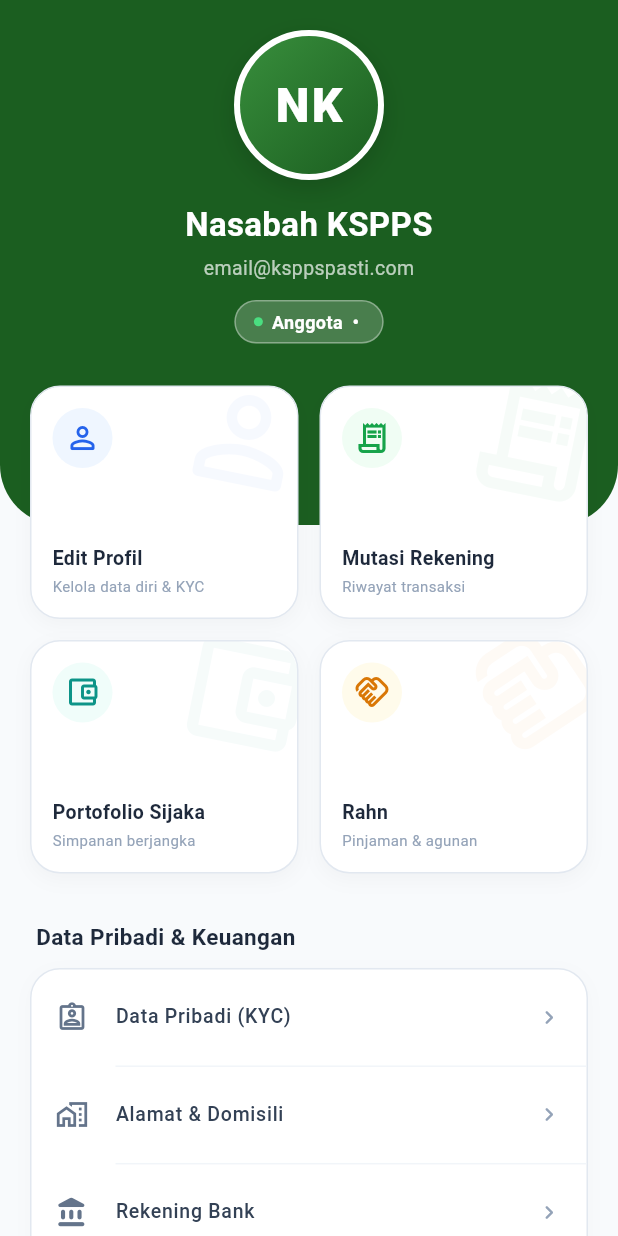
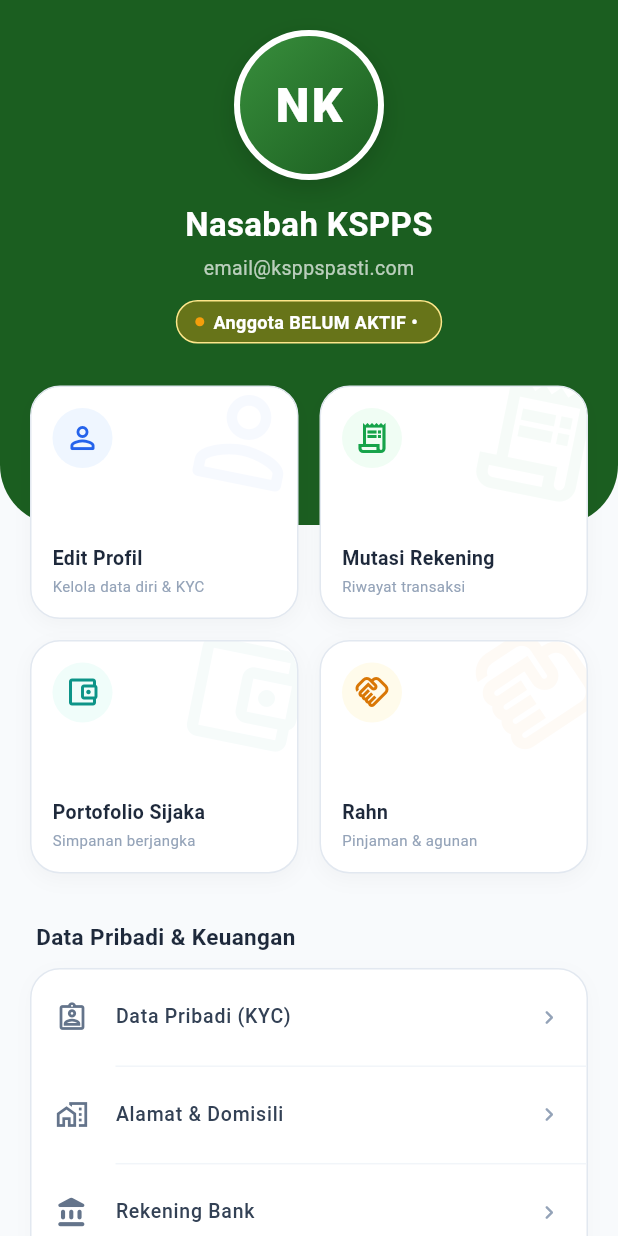
Before and after one commit to Irpanai/ksppspastimobile, a Flutter app: the ProfileScreen screen opened directly, on a phone screen of 412 x 824 dp. Run offline on Flutter 3.47's test engine with Material 3 defaults, Android fonts, the light colour scheme and no system bars; our stand-ins replace camera, flutter_map, geolocator, image_picker, latlong2, qr_flutter and 3 more; missing offline and left inert: gal, google_mlkit_text_recognition; accounts and stored records are empty; network calls fail.

Commit message:
feat: implement base network client, feature providers, screens, and common widgets

```diff
--- a/lib/core/network/api_client.dart
+++ b/lib/core/network/api_client.dart
@@ -1,3 +1,4 @@
+import 'dart:async';
 import 'dart:convert';
 import 'dart:io';
 import 'package:flutter/foundation.dart';
@@ -10,8 +11,14 @@ class ApiException implements Exception {
   final String message;
   final int? statusCode;
   final dynamic errors;
+  final bool isTimeout;
 
-  ApiException({required this.message, this.statusCode, this.errors});
+  ApiException({
+    required this.message,
+    this.statusCode,
+    this.errors,
+    this.isTimeout = false,
+  });
 
   @override
   String toString() => message;
@@ -65,7 +72,7 @@ class ApiClient {
       final headers = await _getHeaders(withAuth: withAuth);
 
       final response = await _client.get(uri, headers: headers).timeout(
-        timeout ?? const Duration(seconds: 15),
+        timeout ?? const Duration(seconds: 30),
       );
 
       return _processResponse<T>(response, fromJsonT);
@@ -93,7 +100,7 @@ class ApiClient {
 
       final response = await _client
           .post(uri, headers: headers, body: encodedBody)
-          .timeout(timeout ?? const Duration(seconds: 15));
+          .timeout(timeout ?? const Duration(seconds: 30));
 
       return _processResponse<T>(response, fromJsonT);
     } on SocketException {
@@ -228,7 +235,7 @@ class ApiClient {
 
       final response = await _client
           .put(uri, headers: headers, body: encodedBody)
-          .timeout(timeout ?? const Duration(seconds: 15));
+          .timeout(timeout ?? const Duration(seconds: 30));
 
       return _processResponse<T>(response, fromJsonT);
     } on SocketException {
@@ -255,15 +262,20 @@ class ApiClient {
 
       final response = await _client
           .delete(uri, headers: headers, body: encodedBody)
-          .timeout(timeout ?? const Duration(seconds: 15));
+          .timeout(timeout ?? const Duration(seconds: 30));
 
       return _processResponse<T>(response, fromJsonT);
+    } on TimeoutException {
+      throw ApiException(message: '', isTimeout: true);
     } on SocketException {
       throw ApiException(message: 'Tidak dapat terhubung ke server backend.');
     } on http.ClientException {
       throw ApiException(message: 'Gagal menghubungi server. Periksa koneksi jaringan Anda.');
     } catch (e) {
       if (e is ApiException) rethrow;
+      if (e is TimeoutException || e.toString().toLowerCase().contains('timeout')) {
+        throw ApiException(message: '', isTimeout: true);
+      }
       throw ApiException(message: 'Terjadi kesalahan: ' + e.toString());
     }
   }
--- a/lib/features/history/providers/history_provider.dart
+++ b/lib/features/history/providers/history_provider.dart
@@ -124,7 +124,7 @@ class HistoryProvider extends ChangeNotifier {
       _isLoading = false;
       notifyListeners();
     } on ApiException catch (e) {
-      _errorMessage = e.message;
+      if (!e.isTimeout && e.message.trim().isNotEmpty && !e.message.toLowerCase().contains('timeout')) { _errorMessage = e.message; }
       _isLoading = false;
       notifyListeners();
     } catch (e) {
--- a/lib/features/notification/providers/notification_provider.dart
+++ b/lib/features/notification/providers/notification_provider.dart
@@ -37,7 +37,8 @@ class NotificationProvider extends ChangeNotifier {
       _unreadCount = res.unreadCount;
       _errorMessage = null;
     } catch (e) {
-      _errorMessage = e.toString().replaceFirst('Exception: ', '');
+      final msg = e.toString().replaceFirst('Exception: ', '');
+      if (!msg.toLowerCase().contains('timeout')) { _errorMessage = msg; }
       if (kDebugMode) {
         print('NotificationProvider fetch error: $e');
       }
--- a/lib/features/profile/screens/profile_screen.dart
+++ b/lib/features/profile/screens/profile_screen.dart
@@ -83,6 +83,7 @@ class _ProfileScreenState extends State<ProfileScreen> {
   Widget build(BuildContext context) {
     final authProvider = context.watch<AuthProvider>();
     final profileProvider = context.watch<ProfileProvider>();
+    final dashboardProvider = context.watch<DashboardProvider>();
 
     final user = profileProvider.profileData?.user ?? authProvider.user;
     final anggota = profileProvider.profileData?.anggota ?? user?.anggota;
@@ -92,6 +93,15 @@ class _ProfileScreenState extends State<ProfileScreen> {
     final noAnggota = anggota?.noAnggota ?? user?.noAnggota ?? 'PASTI-0000';
     final statusKeanggotaan = anggota?.statusKeanggotaan ?? anggota?.status ?? user?.statusKeanggotaan ?? 'Aktif';
     final cabang = anggota?.cabang ?? user?.cabang ?? 'Pusat';
+
+    final saldoPokok = profileProvider.profileData?.ringkasanSaldo?.saldoPokok ??
+        dashboardProvider.dashboardData?.ringkasanSaldo.saldoPokok ?? 0;
+    final isPokokPaid = saldoPokok > 0;
+
+    // User requirement: Jangan tulis Anggota Aktif jika belum bayar simpanan pokok
+    final String displayStatus = isPokokPaid
+        ? (statusKeanggotaan.toLowerCase() == 'belum_aktif' ? 'BELUM AKTIF' : statusKeanggotaan.toUpperCase())
+        : 'BELUM AKTIF';
     final photoUrl = user?.fullProfilePhotoUrl ?? anggota?.fullFotoUrl ?? ApiConstants.resolveImageUrl(user?.profilePhotoUrl ?? anggota?.foto);
 
     return Scaffold(
@@ -190,9 +200,15 @@ class _ProfileScreenState extends State<ProfileScreen> {
                           Container(
                             padding: const EdgeInsets.symmetric(horizontal: 12, vertical: 5),
                             decoration: BoxDecoration(
-                              color: Colors.white.withValues(alpha: 0.2),
+                              color: isPokokPaid
+                                  ? Colors.white.withValues(alpha: 0.2)
+                                  : const Color(0xFFF59E0B).withValues(alpha: 0.35),
                               borderRadius: BorderRadius.circular(20),
-                              border: Border.all(color: Colors.white.withValues(alpha: 0.35)),
+                              border: Border.all(
+                                color: isPokokPaid
+                                    ? Colors.white.withValues(alpha: 0.35)
+                                    : const Color(0xFFFDE68A),
+                              ),
                             ),
                             child: Row(
                               mainAxisSize: MainAxisSize.min,
@@ -200,14 +216,14 @@ class _ProfileScreenState extends State<ProfileScreen> {
                                 Container(
                                   width: 6,
                                   height: 6,
-                                  decoration: const BoxDecoration(
-                                    color: Color(0xFF4ADE80),
+                                  decoration: BoxDecoration(
+                                    color: isPokokPaid ? const Color(0xFF4ADE80) : const Color(0xFFF59E0B),
                                     shape: BoxShape.circle,
                                   ),
                                 ),
                                 const SizedBox(width: 6),
                                 Text(
-                                  'Anggota ${statusKeanggotaan.toUpperCase()} • $noAnggota',
+                                  'Anggota $displayStatus • $noAnggota',
                                   style: const TextStyle(
                                     color: Colors.white,
                                     fontSize: 12,
--- a/lib/features/promo/providers/promo_provider.dart
+++ b/lib/features/promo/providers/promo_provider.dart
@@ -49,7 +49,7 @@ class PromoProvider extends ChangeNotifier {
       _promos = results;
       _errorMessage = null;
     } on ApiException catch (e) {
-      _errorMessage = e.message;
+      if (!e.isTimeout && e.message.trim().isNotEmpty && !e.message.toLowerCase().contains('timeout')) { _errorMessage = e.message; }
     } catch (e) {
       _errorMessage = 'Gagal memuat info & promo: ${e.toString()}';
     } finally {
--- a/lib/features/sijaka/providers/sijaka_provider.dart
+++ b/lib/features/sijaka/providers/sijaka_provider.dart
@@ -70,7 +70,7 @@ class SijakaProvider extends ChangeNotifier {
       _isLoading = false;
       notifyListeners();
     } on ApiException catch (e) {
-      _errorMessage = e.message;
+      if (!e.isTimeout && e.message.trim().isNotEmpty && !e.message.toLowerCase().contains('timeout')) { _errorMessage = e.message; }
       _isLoading = false;
       notifyListeners();
     } catch (e) {
```
Also changed, not shown: lib/features/home/screens/beranda_screen.dart (+25 -7 lines), lib/features/profile/providers/profile_provider.dart (+7 -7 lines), lib/features/profile/screens/pengunduran_diri_screen.dart (+11 -8 lines), lib/shared/widgets/app_dialog.dart (+7 -0 lines).
